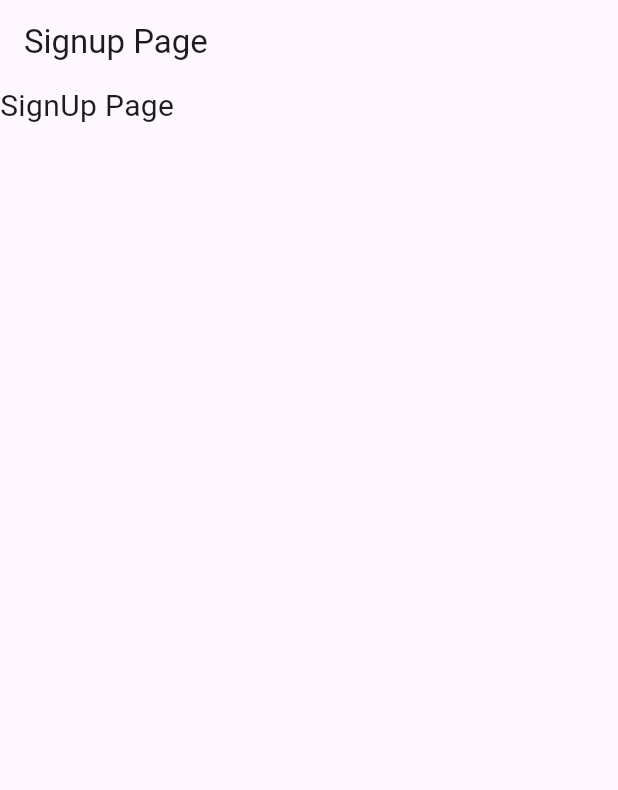
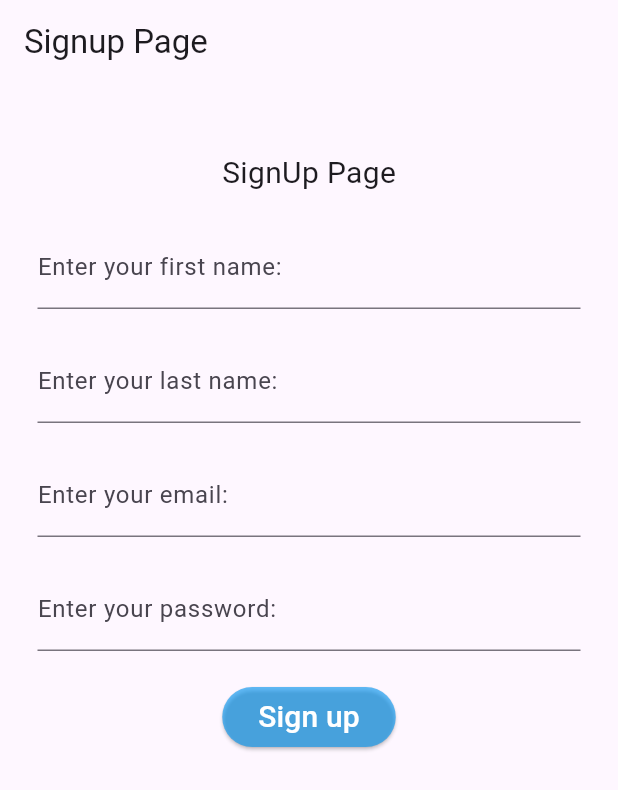
Before and after one commit to Sanidhya-Pundeer/Flutter, a Flutter app: the screen it shows after launch, after a tap on "New user sign up", on a phone screen of 412 x 824 dp. Shown: the top 790 px of the screen. Run offline on Flutter 3.47's test engine with Material 3 defaults, Android fonts, the phone set to English and light mode, and no system bars; network calls fail.

Commit message:
linked screens

```diff
--- a/myapp/lib/main.dart
+++ b/myapp/lib/main.dart
@@ -1,7 +1,9 @@
+import 'package:flutter/cupertino.dart';
 import 'package:flutter/material.dart';
 
 void main() {
   runApp(MaterialApp(
+    debugShowCheckedModeBanner: false,
     home: HomePage(),
     routes: {'/signup': (context) => SignupPage()},
   ));
@@ -18,6 +20,7 @@ class HomePage extends StatelessWidget {
       home: Scaffold(
           appBar: AppBar(
             title: const Text('First Application'),
+            backgroundColor: Colors.blue,
           ),
           body: SingleChildScrollView(
             child: Container(
@@ -41,14 +44,14 @@ class HomePage extends StatelessWidget {
                       onPressed: () => {},
                       child: Text('login', style: TextStyle(fontSize: 25))),
                   Text('Forgot Password', style: TextStyle(fontSize: 15)),
-                  TextButton(
+                  ElevatedButton(
                     onPressed: () => Navigator.pushNamed(context, '/signup'),
                     child: Text('New user sign up',
                         style: TextStyle(
                           fontSize: 20,
                           color: Color.fromRGBO(0, 0, 0, 0.737),
                         )),
-                    style: TextButton.styleFrom(
+                    style: ElevatedButton.styleFrom(
                         backgroundColor: Color.fromARGB(238, 184, 194, 205)),
                   )
                 ],
@@ -63,16 +66,49 @@ class SignupPage extends StatelessWidget {
   @override
   Widget build(BuildContext context) {
     return MaterialApp(
+        debugShowCheckedModeBanner: false,
         home: Scaffold(
           appBar: AppBar(
             title: Text('Signup Page'),
           ),
           body: SingleChildScrollView(
             child: Container(
+              padding: EdgeInsets.all(25),
               child: Column(
                 children: [
-              Text('SignUp Page', style: TextStyle(fontSize: 20)),
                   SizedBox(height: 20),
+                  Center(
+                      child: Text(
+                    'SignUp Page',
+                    style: TextStyle(fontSize: 20),
+                  )),
+                  SizedBox(height: 20),
+                  TextField(
+                      decoration: InputDecoration(
+                          labelText: 'Enter your first name: ')),
+                  SizedBox(height: 20),
+                  TextField(
+                      decoration:
+                          InputDecoration(labelText: 'Enter your last name: ')),
+                  SizedBox(height: 20),
+                  TextField(
+                      decoration:
+                          InputDecoration(labelText: 'Enter your email: ')),
+                  SizedBox(height: 20),
+                  TextField(
+                      obscureText: true,
+                      decoration:
+                          InputDecoration(labelText: 'Enter your password: ')),
+                  SizedBox(height: 20),
+                  ElevatedButton(
+                      onPressed: () => {},
+                      style: ElevatedButton.styleFrom(
+                          backgroundColor: Color.fromRGBO(0, 150, 243, 0.612),
+                          foregroundColor: Colors.white),
+                      child: Text(
+                        'Sign up',
+                        style: TextStyle(fontSize: 20),
+                      ))
                 ],
               ),
             ),
```
Lines whose indentation alone changed are shown as unchanged.
